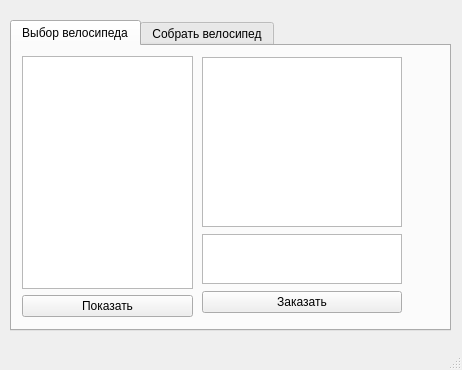
First picture: the form in windowklient.ui, repository IraSoro/bike-store-database, before the edit.
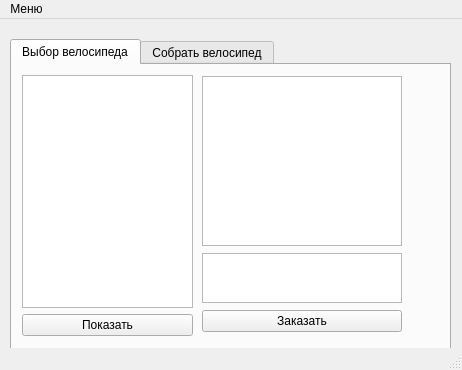
Second picture: the form after the edit.

```diff
--- a/windowklient.ui
+++ b/windowklient.ui
@@ -126,6 +126,13 @@
      <height>21</height>
     </rect>
    </property>
+   <widget class="QMenu" name="menu">
+    <property name="title">
+     <string>Меню</string>
+    </property>
+    <addaction name="action"/>
+   </widget>
+   <addaction name="menu"/>
   </widget>
   <widget class="QStatusBar" name="statusbar"/>
  </widget>
```
Left out of the diff: 5 changed lines with no effect on the pictures.
